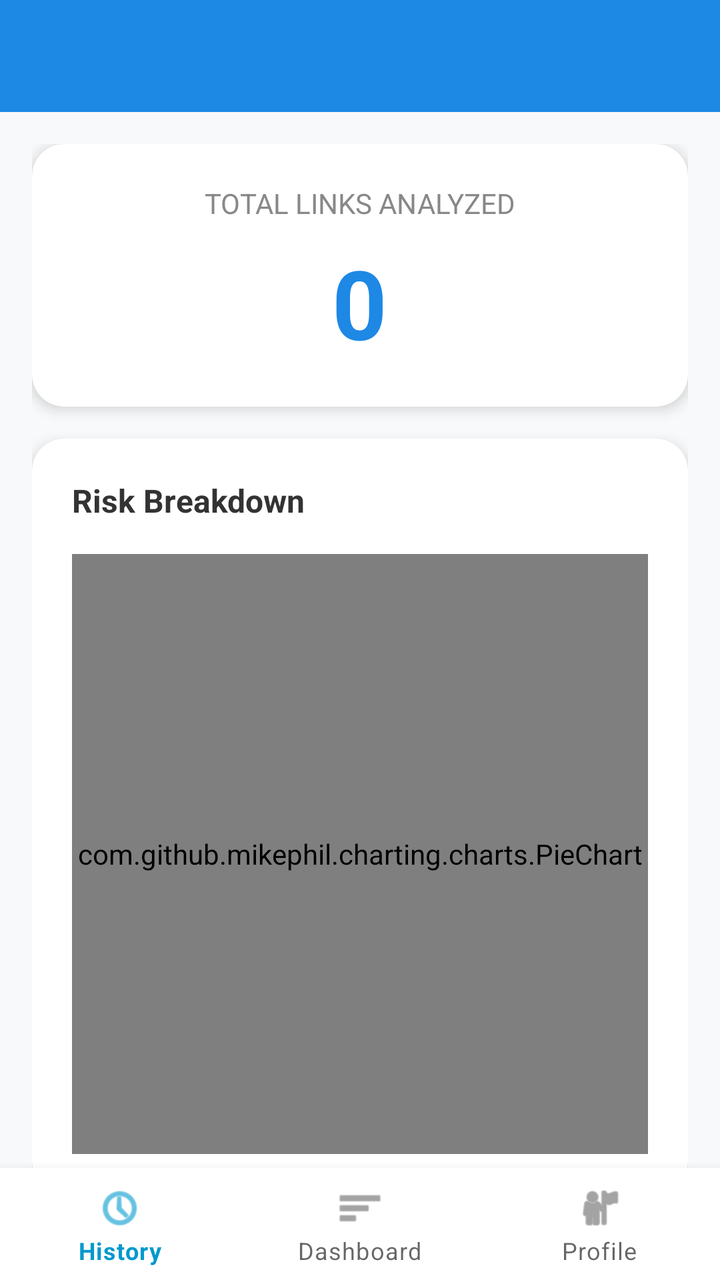
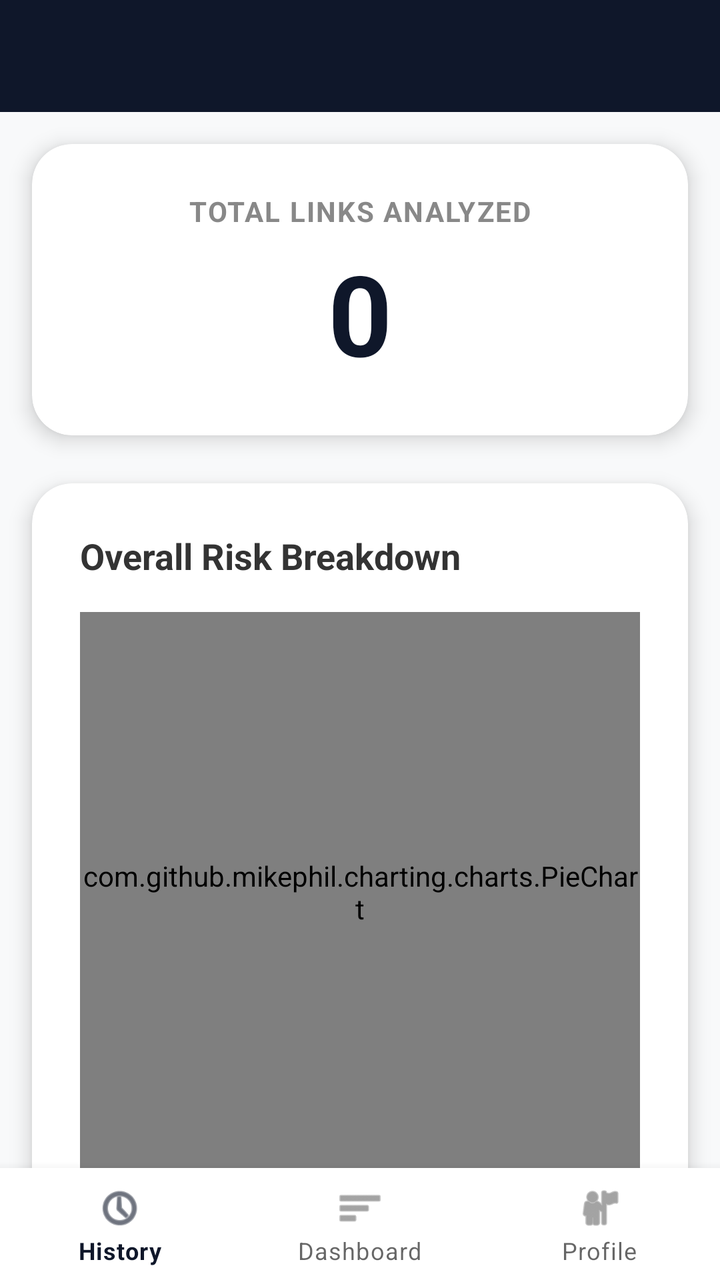

Before-and-after screenshots of an Android layout around one commit, followed by the original layout XML and the change that was made.
<!-- AndroidManifest.xml: activity theme Theme.TrustShield -->
<!-- res/layout/activity_dashboard.xml -->
<?xml version="1.0" encoding="utf-8"?>
<androidx.coordinatorlayout.widget.CoordinatorLayout xmlns:android="http://schemas.android.com/apk/res/android"
    xmlns:app="http://schemas.android.com/apk/res-auto"
    android:layout_width="match_parent"
    android:layout_height="match_parent"
    android:background="#F8F9FA">

    <com.google.android.material.appbar.AppBarLayout
        android:layout_width="match_parent"
        android:layout_height="wrap_content"
        android:background="@android:color/transparent"
        app:elevation="0dp">

        <androidx.appcompat.widget.Toolbar
            android:id="@+id/toolbar"
            android:layout_width="match_parent"
            android:layout_height="?attr/actionBarSize"
            android:background="#1E88E5"
            app:titleTextColor="@android:color/white" />
    </com.google.android.material.appbar.AppBarLayout>

    <androidx.core.widget.NestedScrollView
        android:layout_width="match_parent"
        android:layout_height="match_parent"
        app:layout_behavior="@string/appbar_scrolling_view_behavior">

        <LinearLayout
            android:layout_width="match_parent"
            android:layout_height="wrap_content"
            android:orientation="vertical"
            android:padding="16dp"
            android:paddingBottom="100dp">

            
            <com.google.android.material.card.MaterialCardView
                android:layout_width="match_parent"
                android:layout_height="wrap_content"
                android:layout_marginBottom="16dp"
                app:cardCornerRadius="16dp"
                app:cardElevation="4dp"
                app:cardBackgroundColor="@android:color/white">

                <LinearLayout
                    android:layout_width="match_parent"
                    android:layout_height="wrap_content"
                    android:orientation="vertical"
                    android:padding="20dp"
                    android:gravity="center">

                    <TextView
                        android:layout_width="wrap_content"
                        android:layout_height="wrap_content"
                        android:text="Total Links Analyzed"
                        android:textSize="14sp"
                        android:textColor="#888888"
                        android:textAllCaps="true" />
                        
                    <TextView
                        android:id="@+id/tv_total_scans"
                        android:layout_width="wrap_content"
                        android:layout_height="wrap_content"
                        android:text="0"
                        android:textSize="48sp"
                        android:textStyle="bold"
                        android:textColor="#1E88E5"
                        android:layout_marginTop="8dp" />
                </LinearLayout>
            </com.google.android.material.card.MaterialCardView>

            
            <com.google.android.material.card.MaterialCardView
                android:layout_width="match_parent"
                android:layout_height="wrap_content"
                android:layout_marginBottom="16dp"
                app:cardCornerRadius="16dp"
                app:cardElevation="4dp"
                app:cardBackgroundColor="@android:color/white">

                <LinearLayout
                    android:layout_width="match_parent"
                    android:layout_height="wrap_content"
                    android:orientation="vertical"
                    android:padding="20dp">

                    <TextView
                        android:layout_width="wrap_content"
                        android:layout_height="wrap_content"
                        android:text="Risk Breakdown"
                        android:textSize="16sp"
                        android:textStyle="bold"
                        android:textColor="#333333"
                        android:layout_marginBottom="16dp" />
                        
                    <FrameLayout
                        android:layout_width="match_parent"
                        android:layout_height="300dp">
                        
                        <com.github.mikephil.charting.charts.PieChart
                            android:id="@+id/pie_chart"
                            android:layout_width="match_parent"
                            android:layout_height="match_parent" />
                            
                        <ProgressBar
                            android:id="@+id/chart_progress_bar"
                            android:layout_width="wrap_content"
                            android:layout_height="wrap_content"
                            android:layout_gravity="center"
                            android:visibility="gone" />
                    </FrameLayout>
                </LinearLayout>
            </com.google.android.material.card.MaterialCardView>

        </LinearLayout>
    </androidx.core.widget.NestedScrollView>

    
    <com.google.android.material.bottomnavigation.BottomNavigationView
        android:id="@+id/bottom_navigation"
        android:layout_width="match_parent"
        android:layout_height="wrap_content"
        android:layout_gravity="bottom"
        android:background="@android:color/white"
        app:elevation="8dp"
        app:menu="@menu/bottom_nav_menu" />

</androidx.coordinatorlayout.widget.CoordinatorLayout>
<!-- resources referenced by this layout -->
<resources>
  <style name="Theme.TrustShield" parent="Theme.MaterialComponents.Light.NoActionBar">
          <item name="colorPrimary">@android:color/holo_blue_dark</item>
          <item name="colorPrimaryVariant">@android:color/holo_blue_dark</item>
          <item name="colorSecondary">@android:color/holo_blue_bright</item>
          <item name="colorSecondaryVariant">@android:color/holo_blue_bright</item>
          <item name="colorError">#B00020</item>
          <item name="colorSurface">#FFFFFF</item>
          <item name="colorOnPrimary">#FFFFFF</item>
          <item name="colorOnSecondary">#FFFFFF</item>
          <item name="colorOnError">#FFFFFF</item>
          <item name="colorOnSurface">#000000</item>
      </style>
</resources>

<!-- the commit's change to res/layout/activity_dashboard.xml (unified diff, before → after) -->
@@ -3,7 +3,8 @@
     xmlns:app="http://schemas.android.com/apk/res-auto"
     android:layout_width="match_parent"
     android:layout_height="match_parent"
-    android:background="#F8F9FA">
+    android:background="#F8F9FA"
+    android:fitsSystemWindows="true">
 
     <com.google.android.material.appbar.AppBarLayout
         android:layout_width="match_parent"
@@ -15,8 +16,9 @@
             android:id="@+id/toolbar"
             android:layout_width="match_parent"
             android:layout_height="?attr/actionBarSize"
-            android:background="#1E88E5"
-            app:titleTextColor="@android:color/white" />
+            android:background="?attr/colorPrimary"
+            app:titleTextColor="@android:color/white"
+            app:subtitleTextColor="#E0E0E0" />
     </com.google.android.material.appbar.AppBarLayout>
 
     <androidx.core.widget.NestedScrollView
@@ -28,23 +30,27 @@
             android:layout_width="match_parent"
             android:layout_height="wrap_content"
             android:orientation="vertical"
-            android:padding="16dp"
-            android:paddingBottom="100dp">
-
-            
-            <com.google.android.material.card.MaterialCardView
-                android:layout_width="match_parent"
-                android:layout_height="wrap_content"
-                android:layout_marginBottom="16dp"
-                app:cardCornerRadius="16dp"
-                app:cardElevation="4dp"
-                app:cardBackgroundColor="@android:color/white">
-
-                <LinearLayout
-                    android:layout_width="match_parent"
-                    android:layout_height="wrap_content"
-                    android:orientation="vertical"
-                    android:padding="20dp"
+            android:paddingStart="16dp"
+            android:paddingEnd="16dp"
+            android:paddingTop="16dp"
+            android:paddingBottom="120dp"
+            android:clipToPadding="false">
+
+            
+            <com.google.android.material.card.MaterialCardView
+                android:layout_width="match_parent"
+                android:layout_height="wrap_content"
+                android:layout_marginBottom="24dp"
+                app:cardCornerRadius="20dp"
+                app:cardElevation="6dp"
+                app:strokeWidth="0dp"
+                app:cardBackgroundColor="@android:color/white">
+
+                <LinearLayout
+                    android:layout_width="match_parent"
+                    android:layout_height="wrap_content"
+                    android:orientation="vertical"
+                    android:padding="24dp"
                     android:gravity="center">
 
                     <TextView
@@ -52,7 +58,9 @@
                         android:layout_height="wrap_content"
                         android:text="Total Links Analyzed"
                         android:textSize="14sp"
+                        android:textStyle="bold"
                         android:textColor="#888888"
+                        android:letterSpacing="0.05"
                         android:textAllCaps="true" />
                         
                     <TextView
@@ -60,40 +68,41 @@
                         android:layout_width="wrap_content"
                         android:layout_height="wrap_content"
                         android:text="0"
-                        android:textSize="48sp"
-                        android:textStyle="bold"
-                        android:textColor="#1E88E5"
-                        android:layout_marginTop="8dp" />
-                </LinearLayout>
-            </com.google.android.material.card.MaterialCardView>
-
-            
-            <com.google.android.material.card.MaterialCardView
-                android:layout_width="match_parent"
-                android:layout_height="wrap_content"
-                android:layout_marginBottom="16dp"
-                app:cardCornerRadius="16dp"
-                app:cardElevation="4dp"
-                app:cardBackgroundColor="@android:color/white">
-
-                <LinearLayout
-                    android:layout_width="match_parent"
-                    android:layout_height="wrap_content"
-                    android:orientation="vertical"
-                    android:padding="20dp">
-
-                    <TextView
-                        android:layout_width="wrap_content"
-                        android:layout_height="wrap_content"
-                        android:text="Risk Breakdown"
-                        android:textSize="16sp"
+                        android:textSize="56sp"
+                        android:textStyle="bold"
+                        android:textColor="?attr/colorPrimary"
+                        android:layout_marginTop="4dp" />
+                </LinearLayout>
+            </com.google.android.material.card.MaterialCardView>
+
+            
+            <com.google.android.material.card.MaterialCardView
+                android:layout_width="match_parent"
+                android:layout_height="wrap_content"
+                android:layout_marginBottom="24dp"
+                app:cardCornerRadius="20dp"
+                app:cardElevation="6dp"
+                app:strokeWidth="0dp"
+                app:cardBackgroundColor="@android:color/white">
+
+                <LinearLayout
+                    android:layout_width="match_parent"
+                    android:layout_height="wrap_content"
+                    android:orientation="vertical"
+                    android:padding="24dp">
+
+                    <TextView
+                        android:layout_width="wrap_content"
+                        android:layout_height="wrap_content"
+                        android:text="Overall Risk Breakdown"
+                        android:textSize="18sp"
                         android:textStyle="bold"
                         android:textColor="#333333"
                         android:layout_marginBottom="16dp" />
                         
                     <FrameLayout
                         android:layout_width="match_parent"
-                        android:layout_height="300dp">
+                        android:layout_height="280dp">
                         
                         <com.github.mikephil.charting.charts.PieChart
                             android:id="@+id/pie_chart"
@@ -105,8 +114,141 @@
                             android:layout_width="wrap_content"
                             android:layout_height="wrap_content"
                             android:layout_gravity="center"
+                            android:indeterminateTint="?attr/colorPrimary"
                             android:visibility="gone" />
                     </FrameLayout>
+                </LinearLayout>
+            </com.google.android.material.card.MaterialCardView>
+
+            
+            <com.google.android.material.card.MaterialCardView
+                android:layout_width="match_parent"
+                android:layout_height="wrap_content"
+                android:layout_marginBottom="16dp"
+                app:cardCornerRadius="20dp"
+                app:cardElevation="6dp"
+                app:strokeWidth="0dp"
+                app:cardBackgroundColor="@android:color/white">
+
+                <LinearLayout
+                    android:layout_width="match_parent"
+                    android:layout_height="wrap_content"
+                    android:orientation="vertical"
+                    android:padding="24dp">
+
+                    <TextView
+                        android:layout_width="wrap_content"
+                        android:layout_height="wrap_content"
+                        android:text="Recent Scan Activity"
+                        android:textSize="18sp"
+                        android:textStyle="bold"
+                        android:textColor="#333333"
+                        android:layout_marginBottom="16dp" />
+                        
+                    <FrameLayout
+                        android:layout_width="match_parent"
+                        android:layout_height="220dp">
+                        
+                        <com.github.mikephil.charting.charts.BarChart
+                            android:id="@+id/bar_chart"
+                            android:layout_width="match_parent"
+                            android:layout_height="match_parent" />
+                    </FrameLayout>
+                </LinearLayout>
+            </com.google.android.material.card.MaterialCardView>
+
+            
+            <com.google.android.material.card.MaterialCardView
+                android:layout_width="match_parent"
+                android:layout_height="wrap_content"
+                android:layout_marginBottom="16dp"
+                app:cardCornerRadius="20dp"
+                app:cardElevation="6dp"
+                app:strokeWidth="0dp"
+                app:cardBackgroundColor="@android:color/white">
+
+                <LinearLayout
+                    android:layout_width="match_parent"
+                    android:layout_height="wrap_content"
+                    android:orientation="vertical"
+                    android:padding="24dp">
+
+                    <TextView
+                        android:layout_width="wrap_content"
+                        android:layout_height="wrap_content"
+                        android:text="Threat Breakdown (%)"
+                        android:textSize="18sp"
+                        android:textStyle="bold"
+                        android:textColor="#333333"
+                        android:layout_marginBottom="24dp" />
+
+                    
+                    <LinearLayout
+                        android:layout_width="match_parent"
+                        android:layout_height="wrap_content"
+                        android:orientation="horizontal"
+                        android:gravity="center_vertical"
+                        android:layout_marginBottom="8dp">
+
+                        <TextView
+                            android:layout_width="wrap_content"
+                            android:layout_height="wrap_content"
+                            android:text="Safe"
+                            android:textSize="14sp"
+                            android:textColor="#333333"
+                            android:layout_weight="1" />
+
+                        <TextView
+                            android:id="@+id/tv_safe_percent"
+                            android:layout_width="wrap_content"
+                            android:layout_height="wrap_content"
+                            android:text="0%"
+                            android:textSize="14sp"
+                            android:textStyle="bold"
+                            android:textColor="@android:color/holo_green_dark" />
+                    </LinearLayout>
+
+                    <ProgressBar
+                        android:id="@+id/pb_safe"
+                        style="?android:attr/progressBarStyleHorizontal"
+                        android:layout_width="match_parent"
+                        android:layout_height="8dp"
+                        android:progressDrawable="@drawable/custom_progress_safe"
+                        android:layout_marginBottom="20dp" />
+
+                    
+                    <LinearLayout
+                        android:layout_width="match_parent"
+                        android:layout_height="wrap_content"
+                        android:orientation="horizontal"
+                        android:gravity="center_vertical"
+                        android:layout_marginBottom="8dp">
+
+                        <TextView
+                            android:layout_width="wrap_content"
+                            android:layout_height="wrap_content"
+                            android:text="Dangerous"
+                            android:textSize="14sp"
+                            android:textColor="#333333"
+                            android:layout_weight="1" />
+
+                        <TextView
+                            android:id="@+id/tv_dangerous_percent"
+                            android:layout_width="wrap_content"
+                            android:layout_height="wrap_content"
+                            android:text="0%"
+                            android:textSize="14sp"
+                            android:textStyle="bold"
+                            android:textColor="@android:color/holo_red_dark" />
+                    </LinearLayout>
+
+                    <ProgressBar
+                        android:id="@+id/pb_dangerous"
+                        style="?android:attr/progressBarStyleHorizontal"
+                        android:layout_width="match_parent"
+                        android:layout_height="8dp"
+                        android:progressDrawable="@drawable/custom_progress_dangerous" />
+
                 </LinearLayout>
             </com.google.android.material.card.MaterialCardView>
 
<!-- resource entries referenced after the edit -->
@@ -1,16 +1,57 @@
 <!-- resources referenced by this layout -->
 <resources>
+  <!-- drawable custom_progress_dangerous (drawable) -->
+  <?xml version="1.0" encoding="utf-8"?>
+  <layer-list xmlns:android="http://schemas.android.com/apk/res/android">
+      <item android:id="@android:id/background">
+          <shape>
+              <corners android:radius="4dp" />
+              <solid android:color="#FFEBEE" />
+          </shape>
+      </item>
+      <item android:id="@android:id/progress">
+          <clip>
+              <shape>
+                  <corners android:radius="4dp" />
+                  <solid android:color="@android:color/holo_red_dark" />
+              </shape>
+          </clip>
+      </item>
+  </layer-list>
+  <!-- drawable custom_progress_safe (drawable) -->
+  <?xml version="1.0" encoding="utf-8"?>
+  <layer-list xmlns:android="http://schemas.android.com/apk/res/android">
+      <item android:id="@android:id/background">
+          <shape>
+              <corners android:radius="4dp" />
+              <solid android:color="#E8F5E9" />
+          </shape>
+      </item>
+      <item android:id="@android:id/progress">
+          <clip>
+              <shape>
+                  <corners android:radius="4dp" />
+                  <solid android:color="@android:color/holo_green_dark" />
+              </shape>
+          </clip>
+      </item>
+  </layer-list>
   <style name="Theme.TrustShield" parent="Theme.MaterialComponents.Light.NoActionBar">
-          <item name="colorPrimary">@android:color/holo_blue_dark</item>
-          <item name="colorPrimaryVariant">@android:color/holo_blue_dark</item>
-          <item name="colorSecondary">@android:color/holo_blue_bright</item>
-          <item name="colorSecondaryVariant">@android:color/holo_blue_bright</item>
+          <item name="colorPrimary">@color/primary_navy</item>
+          <item name="colorPrimaryVariant">@color/primary_navy_dark</item>
+          <item name="colorSecondary">@color/accent_cyan</item>
+          <item name="colorSecondaryVariant">@color/accent_cyan_dark</item>
           <item name="colorError">#B00020</item>
           <item name="colorSurface">#FFFFFF</item>
           <item name="colorOnPrimary">#FFFFFF</item>
           <item name="colorOnSecondary">#FFFFFF</item>
           <item name="colorOnError">#FFFFFF</item>
           <item name="colorOnSurface">#000000</item>
+          <item name="android:statusBarColor">@color/primary_navy_dark</item>
       </style>
+  <color name="primary_navy">#0F172A</color>
+  <color name="primary_navy_dark">#0B1120</color>
+  <color name="accent_cyan">#06B6D4</color>
+  <color name="accent_cyan_dark">#0891B2</color>
 </resources>
 
